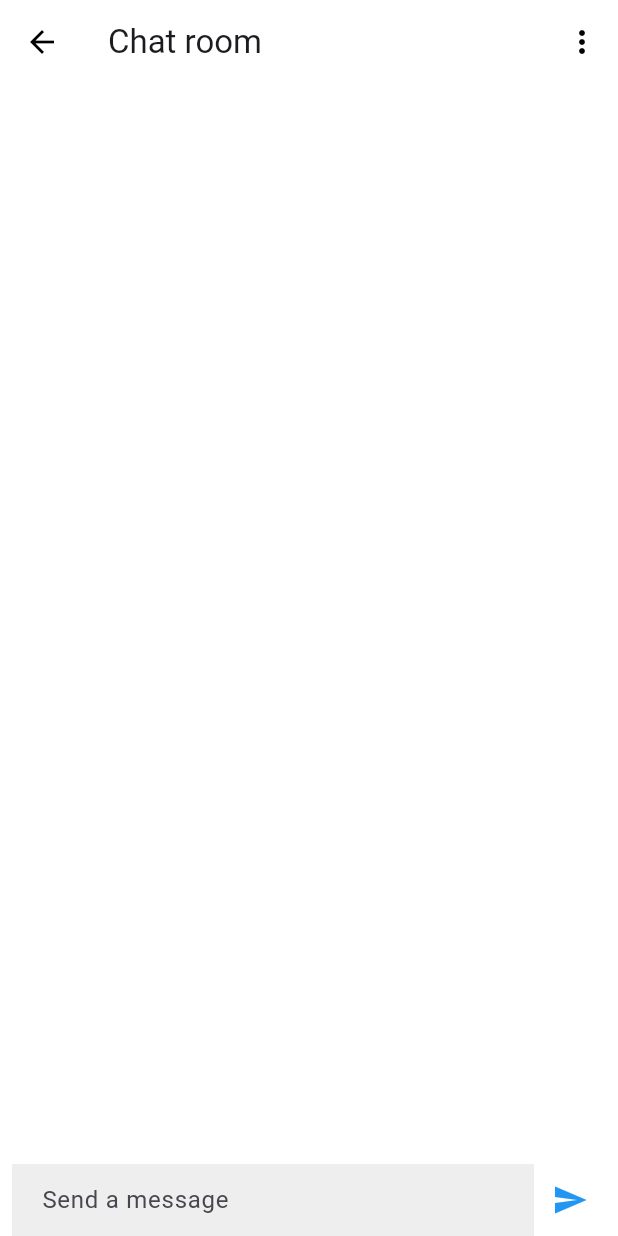
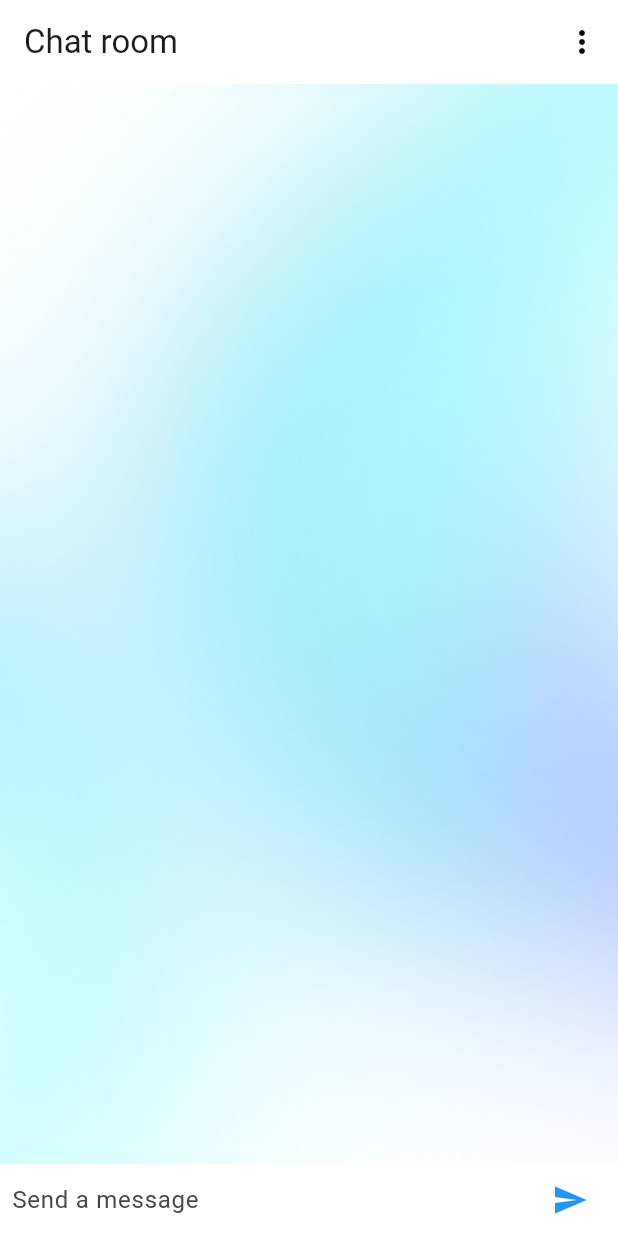
Before and after one commit to opalphaphan/Project1Page, a Flutter app: the ChatScreen screen opened directly, after a tap on the "send" icon, on a phone screen of 412 x 824 dp. Run offline on Flutter 3.47's test engine with Material 3 defaults, Android fonts, the light colour scheme and no system bars; our stand-ins replace cloud_firestore, firebase_core, google_fonts, image_picker, motion_tab_bar; accounts and stored records are empty.

Commit message:
opal mai tum leaw

```diff
--- a/lib/chat.dart
+++ b/lib/chat.dart
@@ -1,6 +1,9 @@
+
+import 'package:google_fonts/google_fonts.dart';
 import 'package:flutter/material.dart';
-import 'package:intl/intl.dart';
-
+import 'main2.dart';
+import 'summary.dart';
+import 'friend.dart';
 void main() => runApp(ChatApp());
 
 class ChatApp extends StatelessWidget {
@@ -9,9 +12,14 @@ class ChatApp extends StatelessWidget {
     return MaterialApp(
       title: 'Chat UI',
       theme: ThemeData(
-        primaryColor: Colors.blue,
+        primarySwatch: Colors.blue,
+        textTheme: GoogleFonts.poppinsTextTheme(),
       ),
       home: ChatScreen(),
+      routes: {
+        '/friend': (context) => MyApp(),
+
+      },
     );
   }
 }
@@ -23,14 +31,14 @@ class ChatScreen extends StatefulWidget {
 
 class ChatScreenState extends State<ChatScreen> {
   final List<Message> messages = [];
-  final TextEditingController textEditingController = TextEditingController();
+  final TextEditingController _controller = TextEditingController();
 
   void _sendMessage() {
-    final text = textEditingController.text;
-    if (text.trim().isNotEmpty) {
+    final text = _controller.text;
+    if (text.isNotEmpty) {
       setState(() {
-        messages.add(Message(text, DateTime.now(), isSender: true));
-        textEditingController.clear();
+        messages.add(Message(text, DateTime.now(), isSentByMe: true));
+        _controller.clear();
       });
     }
   }
@@ -38,28 +46,37 @@ class ChatScreenState extends State<ChatScreen> {
   @override
   Widget build(BuildContext context) {
     return Scaffold(
-      backgroundColor: Colors.white,
+      backgroundColor: Colors.transparent,
       appBar: AppBar(
         title: Text('Chat room'),
         backgroundColor: Colors.white,
         elevation: 0,
-        leading: BackButton(color: Colors.black),
         actions: [
           IconButton(
             icon: Icon(Icons.more_vert, color: Colors.black),
             onPressed: () {
-              // More actions
+              Navigator.pushNamed(context, '/friend');
             },
-          )
+          ),
         ],
       ),
-      body: Column(
+      body: Container(
+        decoration: BoxDecoration(
+          image: DecorationImage(
+            image: AssetImage("lib/assets/bg.png"),
+            fit: BoxFit.cover,
+          ),
+        ),
+        child: Column(
           children: <Widget>[
             Expanded(
               child: ListView.builder(
                 reverse: true,
                 itemCount: messages.length,
-              itemBuilder: (context, index) => MessageBubble(message: messages[messages.length - index - 1]),
+                itemBuilder: (context, index) {
+                  final message = messages[messages.length - 1 - index];
+                  return MessageBubble(message: message);
+                },
               ),
             ),
             Container(
@@ -70,14 +87,8 @@ class ChatScreenState extends State<ChatScreen> {
                   children: <Widget>[
                     Expanded(
                       child: TextField(
-                      controller: textEditingController,
-                      decoration: InputDecoration(
-                        hintText: 'Send a message',
-                        border: InputBorder.none,
-                        filled: true,
-                        fillColor: Colors.grey[200],
-                        contentPadding: EdgeInsets.symmetric(horizontal: 16.0, vertical: 10.0),
-                      ),
+                        controller: _controller,
+                        decoration: InputDecoration.collapsed(hintText: 'Send a message'),
                       ),
                     ),
                     IconButton(
@@ -90,6 +101,7 @@ class ChatScreenState extends State<ChatScreen> {
             ),
           ],
         ),
+      ),
     );
   }
 }
@@ -97,8 +109,8 @@ class ChatScreenState extends State<ChatScreen> {
 class Message {
   String text;
   DateTime timestamp;
-  bool isSender;
-  Message(this.text, this.timestamp, {this.isSender = false});
+  bool isSentByMe;
+  Message(this.text, this.timestamp, {this.isSentByMe = false});
 }
 
 class MessageBubble extends StatelessWidget {
@@ -108,38 +120,26 @@ class MessageBubble extends StatelessWidget {
 
   @override
   Widget build(BuildContext context) {
-    final bubbleAlign = message.isSender ? CrossAxisAlignment.end : CrossAxisAlignment.start;
-    final bubbleColor = message.isSender ? Colors.blue[200] : Colors.grey[200];
-    final textColor = message.isSender ? Colors.white : Colors.black87;
-    final timeFormat = DateFormat('hh:mm a');
-    final messageTime = timeFormat.format(message.timestamp);
+    final bubbleAlignment = message.isSentByMe ? CrossAxisAlignment.end : CrossAxisAlignment.start;
+    final bubbleColor = message.isSentByMe ? Colors.blue[200] : Colors.white;
+    final textColor = message.isSentByMe ? Colors.white : Colors.black87;
 
     return Padding(
-      padding: const EdgeInsets.all(8.0),
+      padding: const EdgeInsets.all(10.0),
       child: Column(
-        crossAxisAlignment: bubbleAlign,
+        crossAxisAlignment: bubbleAlignment,
         children: <Widget>[
           Container(
-            padding: EdgeInsets.symmetric(horizontal: 15.0, vertical: 10.0),
+            padding: const EdgeInsets.symmetric(horizontal: 24.0, vertical: 16.0),
             decoration: BoxDecoration(
               color: bubbleColor,
-              borderRadius: BorderRadius.circular(20.0),
+              borderRadius: BorderRadius.circular(30.0),
             ),
             child: Text(
               message.text,
-              style: TextStyle(
-                color: textColor,
+              style: TextStyle(color: textColor),
             ),
           ),
-          ),
-          SizedBox(height: 4),
-          Text(
-            messageTime,
-            style: TextStyle(
-              color: Colors.grey[600],
-              fontSize: 10,
-            ),
-          )
         ],
       ),
     );
--- a/lib/friend.dart
+++ b/lib/friend.dart
@@ -27,7 +27,6 @@ class MyApp extends StatelessWidget {
       ),
       home: DinoCom(),
       routes: {
-
       },
     );
   }
--- a/pubspec.yaml
+++ b/pubspec.yaml
@@ -39,11 +39,6 @@ dependencies:
   image_picker: ^1.0.7
   firebase_core: ^2.25.4
   cloud_firestore: ^4.15.5
-<<<<<<< HEAD
-=======
-  http: ^0.13.3
-  flutter_form_builder: ^9.2.1
->>>>>>> 7caedc0b1c94921e74bfc9e3930a2fe881fc2396
 
 dev_dependencies:
   flutter_test:
```
Also changed, not shown: pubspec.lock. Lines whose indentation alone changed are shown as unchanged.
